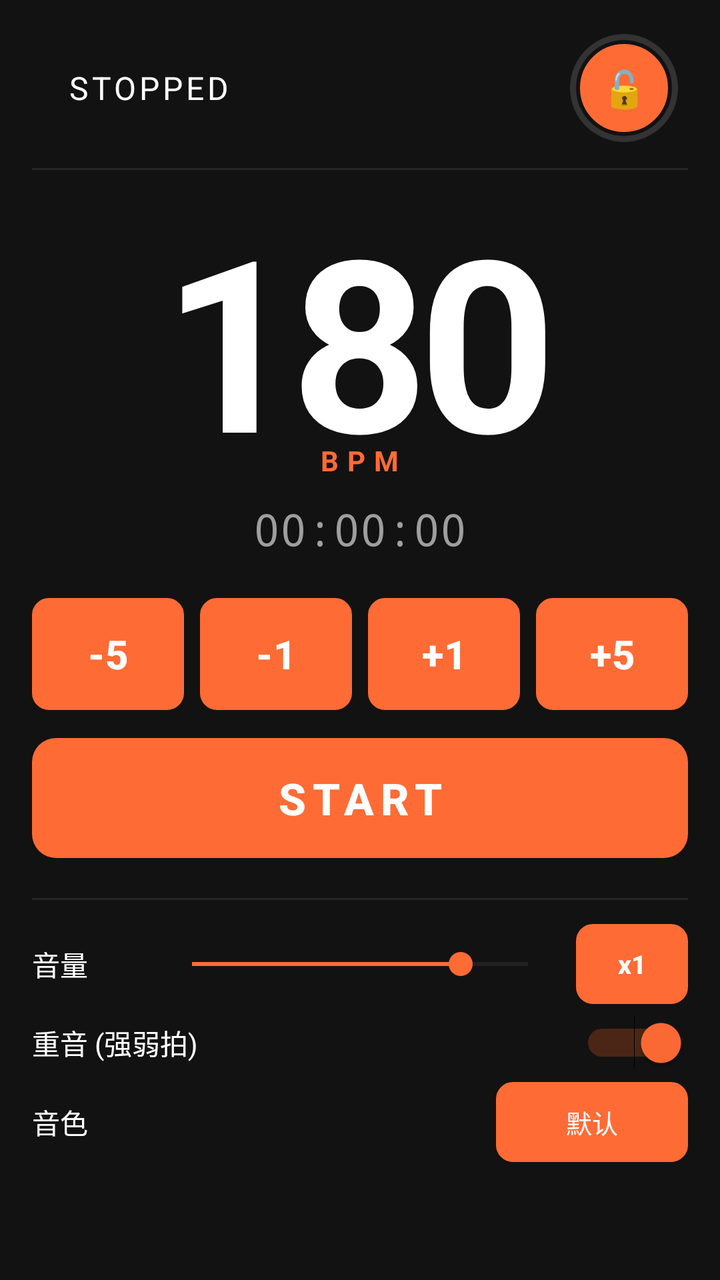
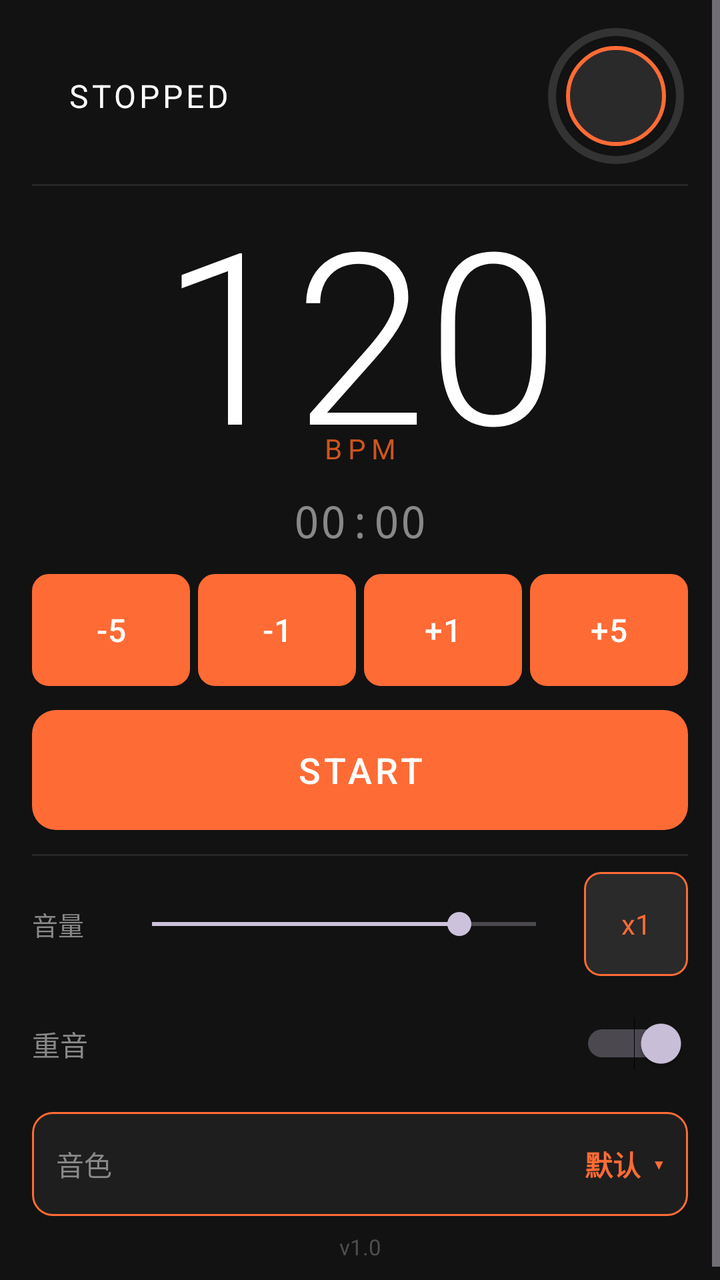

An Android layout rendered at two revisions. The XML below is the earlier revision; the diff shows what the commit changed to produce the second picture.
<!-- AndroidManifest.xml: application theme Theme.RunBeatPro -->
<!-- res/layout/activity_main.xml -->
<?xml version="1.0" encoding="utf-8"?>
<ScrollView xmlns:android="http://schemas.android.com/apk/res/android"
    android:layout_width="match_parent"
    android:layout_height="match_parent"
    android:background="@color/background"
    android:fillViewport="true">

<LinearLayout
    android:layout_width="match_parent"
    android:layout_height="wrap_content"
    android:orientation="vertical"
    android:paddingHorizontal="16dp"
    android:paddingTop="12dp"
    android:paddingBottom="16dp">

    
    <LinearLayout
        android:id="@+id/layoutStatusBar"
        android:layout_width="match_parent"
        android:layout_height="wrap_content"
        android:orientation="horizontal"
        android:gravity="center_vertical"
        android:layout_marginBottom="8dp">

        <View
            android:id="@+id/viewStatusDot"
            android:layout_width="10dp"
            android:layout_height="10dp"
            android:layout_marginEnd="8dp"
            android:background="@drawable/status_dot" />

        <TextView
            android:id="@+id/tvStatus"
            android:layout_width="0dp"
            android:layout_height="wrap_content"
            android:layout_weight="1"
            android:text="STOPPED"
            android:textColor="@color/textPrimary"
            android:textSize="16sp"
            android:letterSpacing="0.1" />

        <FrameLayout
            android:layout_width="64dp"
            android:layout_height="64dp">

            <ProgressBar
                android:id="@+id/unlockProgress"
                style="?android:attr/progressBarStyleHorizontal"
                android:layout_width="match_parent"
                android:layout_height="match_parent"
                android:progressDrawable="@drawable/circular_progress"
                android:max="2000"
                android:progress="0"
                android:clickable="false"
                android:focusable="false" />

            <Button
                android:id="@+id/btnLock"
                android:layout_width="44dp"
                android:layout_height="44dp"
                android:layout_gravity="center"
                android:text="🔓"
                android:textSize="18sp"
                android:gravity="center"
                android:padding="0dp"
                android:minWidth="0dp"
                android:minHeight="0dp"
                android:background="@drawable/btn_lock" />
        </FrameLayout>
    </LinearLayout>

    <View
        android:layout_width="match_parent"
        android:layout_height="1dp"
        android:background="#262626"
        android:layout_marginBottom="12dp" />

    
    <FrameLayout
        android:layout_width="match_parent"
        android:layout_height="wrap_content"
        android:layout_marginTop="8dp"
        android:layout_marginBottom="4dp">

        <TextView
            android:id="@+id/tvBpm"
            android:layout_width="wrap_content"
            android:layout_height="wrap_content"
            android:layout_gravity="center"
            android:text="180"
            android:textColor="@color/textPrimary"
            android:textSize="120sp"
            android:textStyle="bold"
            android:includeFontPadding="false"
            android:letterSpacing="-0.04" />

        <TextView
            android:id="@+id/tvBpmLabel"
            android:layout_width="wrap_content"
            android:layout_height="wrap_content"
            android:layout_gravity="center_horizontal|bottom"
            android:layout_marginBottom="6dp"
            android:text="BPM"
            android:textColor="@color/colorPrimary"
            android:textSize="14sp"
            android:letterSpacing="0.3"
            android:textStyle="bold" />
    </FrameLayout>

    
    <TextView
        android:id="@+id/tvTimer"
        android:layout_width="match_parent"
        android:layout_height="wrap_content"
        android:text="00:00:00"
        android:textColor="#9E9E9E"
        android:textSize="22sp"
        android:typeface="monospace"
        android:gravity="center"
        android:layout_marginBottom="20dp" />

    
    <LinearLayout
        android:id="@+id/layoutBpmControls"
        android:layout_width="match_parent"
        android:layout_height="wrap_content"
        android:orientation="horizontal"
        android:gravity="center"
        android:layout_marginBottom="14dp">

        <Button
            android:id="@+id/btnBpmMinus5"
            android:layout_width="0dp"
            android:layout_height="56dp"
            android:layout_weight="1"
            android:layout_marginEnd="8dp"
            android:text="-5"
            android:textSize="20sp"
            android:textStyle="bold"
            android:background="@drawable/btn_bpm_control" />

        <Button
            android:id="@+id/btnBpmMinus1"
            android:layout_width="0dp"
            android:layout_height="56dp"
            android:layout_weight="1"
            android:layout_marginEnd="8dp"
            android:text="-1"
            android:textSize="20sp"
            android:textStyle="bold"
            android:background="@drawable/btn_bpm_control" />

        <Button
            android:id="@+id/btnBpmPlus1"
            android:layout_width="0dp"
            android:layout_height="56dp"
            android:layout_weight="1"
            android:layout_marginEnd="8dp"
            android:text="+1"
            android:textSize="20sp"
            android:textStyle="bold"
            android:background="@drawable/btn_bpm_control" />

        <Button
            android:id="@+id/btnBpmPlus5"
            android:layout_width="0dp"
            android:layout_height="56dp"
            android:layout_weight="1"
            android:text="+5"
            android:textSize="20sp"
            android:textStyle="bold"
            android:background="@drawable/btn_bpm_control" />
    </LinearLayout>

    
    <Button
        android:id="@+id/btnStartPause"
        android:layout_width="match_parent"
        android:layout_height="60dp"
        android:text="START"
        android:textSize="22sp"
        android:textStyle="bold"
        android:letterSpacing="0.15"
        android:background="@drawable/btn_start_pause"
        android:layout_marginBottom="20dp" />

    <View
        android:layout_width="match_parent"
        android:layout_height="1dp"
        android:background="#262626"
        android:layout_marginBottom="12dp" />

    
    <LinearLayout
        android:layout_width="match_parent"
        android:layout_height="wrap_content"
        android:orientation="horizontal"
        android:gravity="center_vertical"
        android:layout_marginBottom="6dp">

        <TextView
            android:id="@+id/tvTickVolumeLabel"
            android:layout_width="64dp"
            android:layout_height="wrap_content"
            android:text="音量"
            android:textColor="@color/textPrimary"
            android:textSize="14sp" />

        <SeekBar
            android:id="@+id/sbTickVolume"
            android:layout_width="0dp"
            android:layout_height="wrap_content"
            android:layout_weight="1"
            android:max="100"
            android:progress="80"
            android:thumbTint="@color/colorPrimary"
            android:progressTint="@color/colorPrimary"
            android:progressBackgroundTint="#444444" />

        <Button
            android:id="@+id/btnGain"
            android:layout_width="wrap_content"
            android:layout_height="40dp"
            android:minWidth="56dp"
            android:layout_marginStart="8dp"
            android:text="x1"
            android:textSize="13sp"
            android:textStyle="bold"
            android:background="@drawable/btn_bpm_control"
            android:paddingLeft="10dp"
            android:paddingRight="10dp" />
    </LinearLayout>

    
    <LinearLayout
        android:id="@+id/layoutParams"
        android:layout_width="match_parent"
        android:layout_height="wrap_content"
        android:orientation="horizontal"
        android:gravity="center_vertical"
        android:layout_marginBottom="6dp">

        <TextView
            android:id="@+id/tvAccentLabel"
            android:layout_width="0dp"
            android:layout_height="wrap_content"
            android:layout_weight="1"
            android:text="重音 (强弱拍)"
            android:textColor="@color/textPrimary"
            android:textSize="14sp" />

        <Switch
            android:id="@+id/switchAccent"
            android:layout_width="wrap_content"
            android:layout_height="wrap_content"
            android:checked="true"
            android:thumbTint="@color/colorPrimary"
            android:trackTint="@color/colorPrimaryVariant" />
    </LinearLayout>

    
    <LinearLayout
        android:layout_width="match_parent"
        android:layout_height="wrap_content"
        android:orientation="horizontal"
        android:gravity="center_vertical"
        android:layout_marginBottom="8dp">

        <TextView
            android:layout_width="0dp"
            android:layout_height="wrap_content"
            android:layout_weight="1"
            android:text="音色"
            android:textColor="@color/textPrimary"
            android:textSize="14sp" />

        <Button
            android:id="@+id/btnTimbre"
            android:layout_width="wrap_content"
            android:layout_height="40dp"
            android:minWidth="96dp"
            android:text="默认"
            android:textSize="13sp"
            android:background="@drawable/btn_bpm_control"
            android:paddingLeft="14dp"
            android:paddingRight="14dp"
            android:ellipsize="end"
            android:maxLines="1" />
    </LinearLayout>

    <TextView
        android:id="@+id/tvBuildInfo"
        android:layout_width="match_parent"
        android:layout_height="wrap_content"
        android:gravity="center"
        android:textColor="#555555"
        android:textSize="10sp"
        android:paddingTop="6dp" />

</LinearLayout>
</ScrollView>
<!-- resources referenced by this layout -->
<resources>
  <color name="background">#121212</color>
  <color name="colorPrimary">#FF6B35</color>
  <color name="colorPrimaryVariant">#CC5520</color>
  <color name="textPrimary">#FFFFFF</color>
  <!-- drawable btn_bpm_control (drawable) -->
  <?xml version="1.0" encoding="utf-8"?>
  <shape xmlns:android="http://schemas.android.com/apk/res/android">
      <solid android:color="#2A2A2A" />
      <corners android:radius="8dp" />
      <stroke android:width="1dp" android:color="#FF6B35" />
  </shape>
  <!-- drawable btn_lock (drawable) -->
  <?xml version="1.0" encoding="utf-8"?>
  <shape xmlns:android="http://schemas.android.com/apk/res/android"
      android:shape="oval">
      <solid android:color="#2A2A2A" />
      <stroke android:width="2dp" android:color="#FF6B35" />
  </shape>
  <!-- drawable btn_start_pause (drawable) -->
  <?xml version="1.0" encoding="utf-8"?>
  <shape xmlns:android="http://schemas.android.com/apk/res/android">
      <solid android:color="#FF6B35" />
      <corners android:radius="12dp" />
  </shape>
  <!-- drawable circular_progress (drawable) -->
  <?xml version="1.0" encoding="utf-8"?>
  <layer-list xmlns:android="http://schemas.android.com/apk/res/android">
      <item android:id="@android:id/background">
          <shape android:shape="ring"
              android:innerRadius="24dp"
              android:thickness="3dp"
              android:useLevel="false">
              <solid android:color="#333333" />
          </shape>
      </item>
      <item android:id="@android:id/progress">
          <rotate android:fromDegrees="-90" android:toDegrees="270">
              <shape android:shape="ring"
                  android:innerRadius="24dp"
                  android:thickness="3dp"
                  android:useLevel="true">
                  <solid android:color="@color/colorPrimary" />
              </shape>
          </rotate>
      </item>
  </layer-list>
  <!-- drawable status_dot (drawable) -->
  <?xml version="1.0" encoding="utf-8"?>
  <shape xmlns:android="http://schemas.android.com/apk/res/android" android:shape="oval">
      <solid android-color="#4CAF50" />
      <size android:width="12dp" android:height="12dp" />
  </shape>
  <style name="Theme.RunBeatPro" parent="Theme.Material3.Dark">
          <item name="colorPrimary">#FF6B35</item>
          <item name="colorPrimaryVariant">#CC5520</item>
          <item name="colorOnPrimary">#FFFFFF</item>
          <item name="android:windowBackground">@color/background</item>
          <item name="android:statusBarColor">#FF6B35</item>
      </style>
</resources>

<!-- the commit's change to res/layout/activity_main.xml (unified diff, before → after) -->
@@ -40,8 +40,8 @@
             android:letterSpacing="0.1" />
 
         <FrameLayout
-            android:layout_width="64dp"
-            android:layout_height="64dp">
+            android:layout_width="72dp"
+            android:layout_height="72dp">
 
             <ProgressBar
                 android:id="@+id/unlockProgress"
@@ -54,57 +54,61 @@
                 android:clickable="false"
                 android:focusable="false" />
 
+            <View
+                android:layout_width="50dp"
+                android:layout_height="50dp"
+                android:layout_gravity="center"
+                android:background="@drawable/btn_lock"
+                android:clickable="false"
+                android:focusable="false" />
+
             <Button
                 android:id="@+id/btnLock"
-                android:layout_width="44dp"
-                android:layout_height="44dp"
-                android:layout_gravity="center"
-                android:text="🔓"
-                android:textSize="18sp"
-                android:gravity="center"
-                android:padding="0dp"
-                android:minWidth="0dp"
-                android:minHeight="0dp"
-                android:background="@drawable/btn_lock" />
+                android:layout_width="match_parent"
+                android:layout_height="match_parent"
+                android:background="?attr/selectableItemBackgroundBorderless"
+                android:contentDescription="Lock screen"
+                android:text="" />
+
         </FrameLayout>
+
     </LinearLayout>
 
     <View
         android:layout_width="match_parent"
         android:layout_height="1dp"
         android:background="#262626"
-        android:layout_marginBottom="12dp" />
+        android:layout_marginBottom="8dp" />
 
     
     <FrameLayout
         android:layout_width="match_parent"
         android:layout_height="wrap_content"
-        android:layout_marginTop="8dp"
         android:layout_marginBottom="4dp">
 
         <TextView
             android:id="@+id/tvBpm"
-            android:layout_width="wrap_content"
-            android:layout_height="wrap_content"
-            android:layout_gravity="center"
-            android:text="180"
+            android:layout_width="match_parent"
+            android:layout_height="wrap_content"
+            android:text="120"
             android:textColor="@color/textPrimary"
             android:textSize="120sp"
-            android:textStyle="bold"
-            android:includeFontPadding="false"
-            android:letterSpacing="-0.04" />
+            android:fontFamily="sans-serif-light"
+            android:gravity="center"
+            android:includeFontPadding="false" />
 
         <TextView
             android:id="@+id/tvBpmLabel"
-            android:layout_width="wrap_content"
-            android:layout_height="wrap_content"
-            android:layout_gravity="center_horizontal|bottom"
-            android:layout_marginBottom="6dp"
+            android:layout_width="match_parent"
+            android:layout_height="wrap_content"
             android:text="BPM"
-            android:textColor="@color/colorPrimary"
+            android:textColor="@color/colorPrimaryVariant"
             android:textSize="14sp"
-            android:letterSpacing="0.3"
-            android:textStyle="bold" />
+            android:letterSpacing="0.2"
+            android:gravity="center_horizontal"
+            android:layout_gravity="bottom"
+            android:layout_marginBottom="8dp" />
+
     </FrameLayout>
 
     
@@ -112,12 +116,12 @@
         android:id="@+id/tvTimer"
         android:layout_width="match_parent"
         android:layout_height="wrap_content"
-        android:text="00:00:00"
-        android:textColor="#9E9E9E"
+        android:text="00:00"
+        android:textColor="@color/textSecondary"
         android:textSize="22sp"
-        android:typeface="monospace"
+        android:fontFamily="monospace"
         android:gravity="center"
-        android:layout_marginBottom="20dp" />
+        android:layout_marginBottom="12dp" />
 
     
     <LinearLayout
@@ -125,41 +129,40 @@
         android:layout_width="match_parent"
         android:layout_height="wrap_content"
         android:orientation="horizontal"
-        android:gravity="center"
-        android:layout_marginBottom="14dp">
+        android:layout_marginBottom="12dp">
 
         <Button
             android:id="@+id/btnBpmMinus5"
             android:layout_width="0dp"
             android:layout_height="56dp"
             android:layout_weight="1"
-            android:layout_marginEnd="8dp"
             android:text="-5"
-            android:textSize="20sp"
-            android:textStyle="bold"
-            android:background="@drawable/btn_bpm_control" />
+            android:textColor="@color/textPrimary"
+            android:textSize="16sp"
+            android:background="@drawable/btn_bpm_control"
+            android:layout_marginEnd="4dp" />
 
         <Button
             android:id="@+id/btnBpmMinus1"
             android:layout_width="0dp"
             android:layout_height="56dp"
             android:layout_weight="1"
-            android:layout_marginEnd="8dp"
             android:text="-1"
-            android:textSize="20sp"
-            android:textStyle="bold"
-            android:background="@drawable/btn_bpm_control" />
+            android:textColor="@color/textPrimary"
+            android:textSize="16sp"
+            android:background="@drawable/btn_bpm_control"
+            android:layout_marginEnd="4dp" />
 
         <Button
             android:id="@+id/btnBpmPlus1"
             android:layout_width="0dp"
             android:layout_height="56dp"
             android:layout_weight="1"
-            android:layout_marginEnd="8dp"
             android:text="+1"
-            android:textSize="20sp"
-            android:textStyle="bold"
-            android:background="@drawable/btn_bpm_control" />
+            android:textColor="@color/textPrimary"
+            android:textSize="16sp"
+            android:background="@drawable/btn_bpm_control"
+            android:layout_marginEnd="4dp" />
 
         <Button
             android:id="@+id/btnBpmPlus5"
@@ -167,9 +170,10 @@
             android:layout_height="56dp"
             android:layout_weight="1"
             android:text="+5"
-            android:textSize="20sp"
-            android:textStyle="bold"
+            android:textColor="@color/textPrimary"
+            android:textSize="16sp"
             android:background="@drawable/btn_bpm_control" />
+
     </LinearLayout>
 
     
@@ -178,17 +182,17 @@
         android:layout_width="match_parent"
         android:layout_height="60dp"
         android:text="START"
-        android:textSize="22sp"
-        android:textStyle="bold"
-        android:letterSpacing="0.15"
+        android:textColor="@color/textPrimary"
+        android:textSize="18sp"
+        android:letterSpacing="0.1"
         android:background="@drawable/btn_start_pause"
-        android:layout_marginBottom="20dp" />
+        android:layout_marginBottom="12dp" />
 
     <View
         android:layout_width="match_parent"
         android:layout_height="1dp"
         android:background="#262626"
-        android:layout_marginBottom="12dp" />
+        android:layout_marginBottom="8dp" />
 
     
     <LinearLayout
@@ -196,106 +200,119 @@
         android:layout_height="wrap_content"
         android:orientation="horizontal"
         android:gravity="center_vertical"
-        android:layout_marginBottom="6dp">
+        android:layout_marginBottom="8dp">
 
         <TextView
             android:id="@+id/tvTickVolumeLabel"
-            android:layout_width="64dp"
+            android:layout_width="44dp"
             android:layout_height="wrap_content"
             android:text="音量"
-            android:textColor="@color/textPrimary"
-            android:textSize="14sp" />
+            android:textColor="@color/textSecondary"
+            android:textSize="13sp" />
 
         <SeekBar
-            android:id="@+id/sbTickVolume"
+            android:id="@+id/seekTickVolume"
             android:layout_width="0dp"
             android:layout_height="wrap_content"
             android:layout_weight="1"
             android:max="100"
             android:progress="80"
-            android:thumbTint="@color/colorPrimary"
-            android:progressTint="@color/colorPrimary"
-            android:progressBackgroundTint="#444444" />
-
-        <Button
+            android:layout_marginEnd="8dp" />
+
+        <TextView
             android:id="@+id/btnGain"
-            android:layout_width="wrap_content"
-            android:layout_height="40dp"
-            android:minWidth="56dp"
-            android:layout_marginStart="8dp"
+            android:layout_width="52dp"
+            android:layout_height="52dp"
             android:text="x1"
-            android:textSize="13sp"
-            android:textStyle="bold"
-            android:background="@drawable/btn_bpm_control"
-            android:paddingLeft="10dp"
-            android:paddingRight="10dp" />
+            android:textColor="@color/accent"
+            android:textSize="14sp"
+            android:gravity="center"
+            android:background="@drawable/btn_bpm_control_ripple"
+            android:clickable="true"
+            android:focusable="true" />
+
     </LinearLayout>
 
     
     <LinearLayout
         android:id="@+id/layoutParams"
         android:layout_width="match_parent"
-        android:layout_height="wrap_content"
+        android:layout_height="52dp"
         android:orientation="horizontal"
         android:gravity="center_vertical"
-        android:layout_marginBottom="6dp">
+        android:layout_marginBottom="8dp">
 
         <TextView
             android:id="@+id/tvAccentLabel"
             android:layout_width="0dp"
             android:layout_height="wrap_content"
             android:layout_weight="1"
-            android:text="重音 (强弱拍)"
-            android:textColor="@color/textPrimary"
+            android:text="重音"
+            android:textColor="@color/textSecondary"
             android:textSize="14sp" />
 
         <Switch
             android:id="@+id/switchAccent"
             android:layout_width="wrap_content"
             android:layout_height="wrap_content"
-            android:checked="true"
-            android:thumbTint="@color/colorPrimary"
-            android:trackTint="@color/colorPrimaryVariant" />
-    </LinearLayout>
-
-    
-    <LinearLayout
-        android:layout_width="match_parent"
-        android:layout_height="wrap_content"
+            android:checked="true" />
+
+    </LinearLayout>
+
+    
+    <LinearLayout
+        android:id="@+id/layoutTimbre"
+        android:layout_width="match_parent"
+        android:layout_height="52dp"
         android:orientation="horizontal"
         android:gravity="center_vertical"
+        android:background="@drawable/bg_selector_row"
+        android:clickable="true"
+        android:focusable="true"
+        android:paddingHorizontal="12dp"
         android:layout_marginBottom="8dp">
 
         <TextView
-            android:layout_width="0dp"
-            android:layout_height="wrap_content"
-            android:layout_weight="1"
+            android:layout_width="wrap_content"
+            android:layout_height="wrap_content"
             android:text="音色"
-            android:textColor="@color/textPrimary"
+            android:textColor="@color/textSecondary"
+            android:textSize="14sp"
+            android:layout_marginEnd="8dp" />
+
+        <Space
+            android:layout_width="0dp"
+            android:layout_height="wrap_content"
+            android:layout_weight="1" />
+
+        <TextView
+            android:id="@+id/tvTimbreName"
+            android:layout_width="wrap_content"
+            android:layout_height="wrap_content"
+            android:text="默认"
+            android:textColor="@color/accent"
+            android:textSize="14sp"
+            android:textStyle="bold" />
+
+        <TextView
+            android:layout_width="wrap_content"
+            android:layout_height="wrap_content"
+            android:text="  ▾"
+            android:textColor="@color/accent"
             android:textSize="14sp" />
 
-        <Button
-            android:id="@+id/btnTimbre"
-            android:layout_width="wrap_content"
-            android:layout_height="40dp"
-            android:minWidth="96dp"
-            android:text="默认"
-            android:textSize="13sp"
-            android:background="@drawable/btn_bpm_control"
-            android:paddingLeft="14dp"
-            android:paddingRight="14dp"
-            android:ellipsize="end"
-            android:maxLines="1" />
-    </LinearLayout>
-
+    </LinearLayout>
+
+    
     <TextView
         android:id="@+id/tvBuildInfo"
         android:layout_width="match_parent"
         android:layout_height="wrap_content"
+        android:text="v1.0"
+        android:textColor="@color/textSecondary"
+        android:textSize="11sp"
         android:gravity="center"
-        android:textColor="#555555"
-        android:textSize="10sp"
-        android:paddingTop="6dp" />
+        android:alpha="0.5" />
 
 </LinearLayout>
 </ScrollView>
<!-- resource entries referenced after the edit -->
@@ -1,9 +1,23 @@
 <!-- resources referenced by this layout -->
 <resources>
+  <color name="accent">#FF6B35</color>
   <color name="background">#121212</color>
   <color name="colorPrimary">#FF6B35</color>
   <color name="colorPrimaryVariant">#CC5520</color>
   <color name="textPrimary">#FFFFFF</color>
+  <color name="textSecondary">#888888</color>
+  <!-- drawable bg_selector_row (drawable) -->
+  <?xml version="1.0" encoding="utf-8"?>
+  <ripple xmlns:android="http://schemas.android.com/apk/res/android"
+      android:color="#44FF6B35">
+      <item>
+          <shape android:shape="rectangle">
+              <solid android:color="#1E1E1E" />
+              <corners android:radius="10dp" />
+              <stroke android:width="1dp" android:color="#FF6B35" />
+          </shape>
+      </item>
+  </ripple>
   <!-- drawable btn_bpm_control (drawable) -->
   <?xml version="1.0" encoding="utf-8"?>
   <shape xmlns:android="http://schemas.android.com/apk/res/android">
@@ -11,6 +25,24 @@
       <corners android:radius="8dp" />
       <stroke android:width="1dp" android:color="#FF6B35" />
   </shape>
+  <!-- drawable btn_bpm_control_ripple (drawable) -->
+  <?xml version="1.0" encoding="utf-8"?>
+  <ripple xmlns:android="http://schemas.android.com/apk/res/android"
+      android:color="#FF6B35">
+      <item android:id="@android:id/mask">
+          <shape>
+              <solid android:color="#FFFFFF" />
+              <corners android:radius="8dp" />
+          </shape>
+      </item>
+      <item>
+          <shape>
+              <solid android:color="#2A2A2A" />
+              <corners android:radius="8dp" />
+              <stroke android:width="1dp" android:color="#FF6B35" />
+          </shape>
+      </item>
+  </ripple>
   <!-- drawable btn_lock (drawable) -->
   <?xml version="1.0" encoding="utf-8"?>
   <shape xmlns:android="http://schemas.android.com/apk/res/android"
@@ -29,8 +61,8 @@
   <layer-list xmlns:android="http://schemas.android.com/apk/res/android">
       <item android:id="@android:id/background">
           <shape android:shape="ring"
-              android:innerRadius="24dp"
-              android:thickness="3dp"
+              android:innerRadius="30dp"
+              android:thickness="4dp"
               android:useLevel="false">
               <solid android:color="#333333" />
           </shape>
@@ -38,8 +70,8 @@
       <item android:id="@android:id/progress">
           <rotate android:fromDegrees="-90" android:toDegrees="270">
               <shape android:shape="ring"
-                  android:innerRadius="24dp"
-                  android:thickness="3dp"
+                  android:innerRadius="30dp"
+                  android:thickness="4dp"
                   android:useLevel="true">
                   <solid android:color="@color/colorPrimary" />
               </shape>
